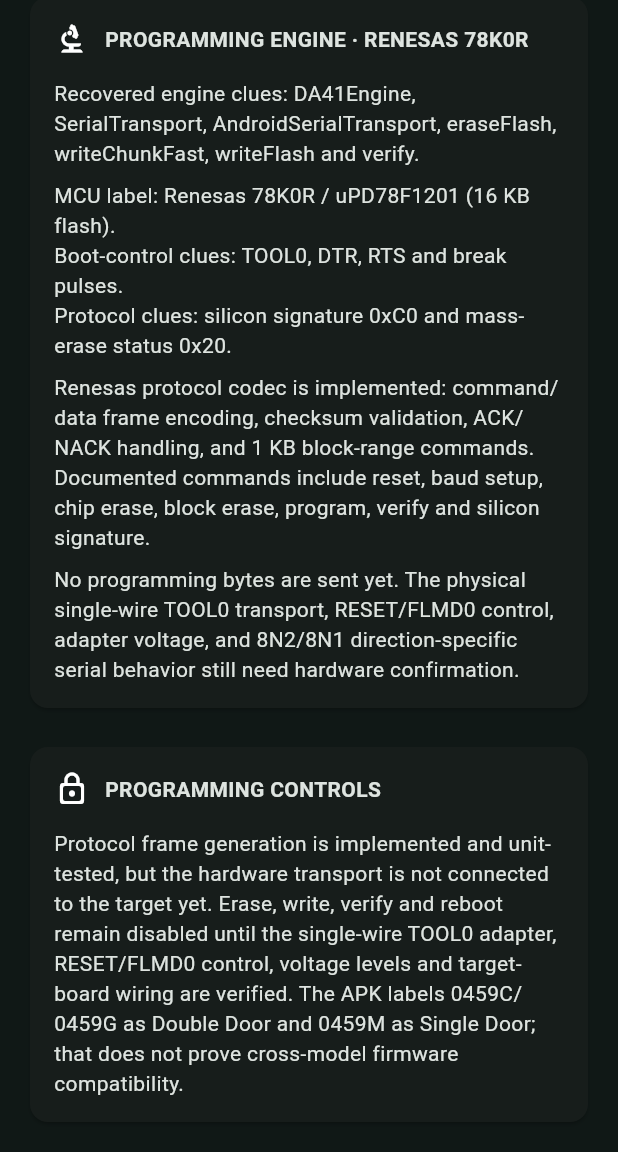
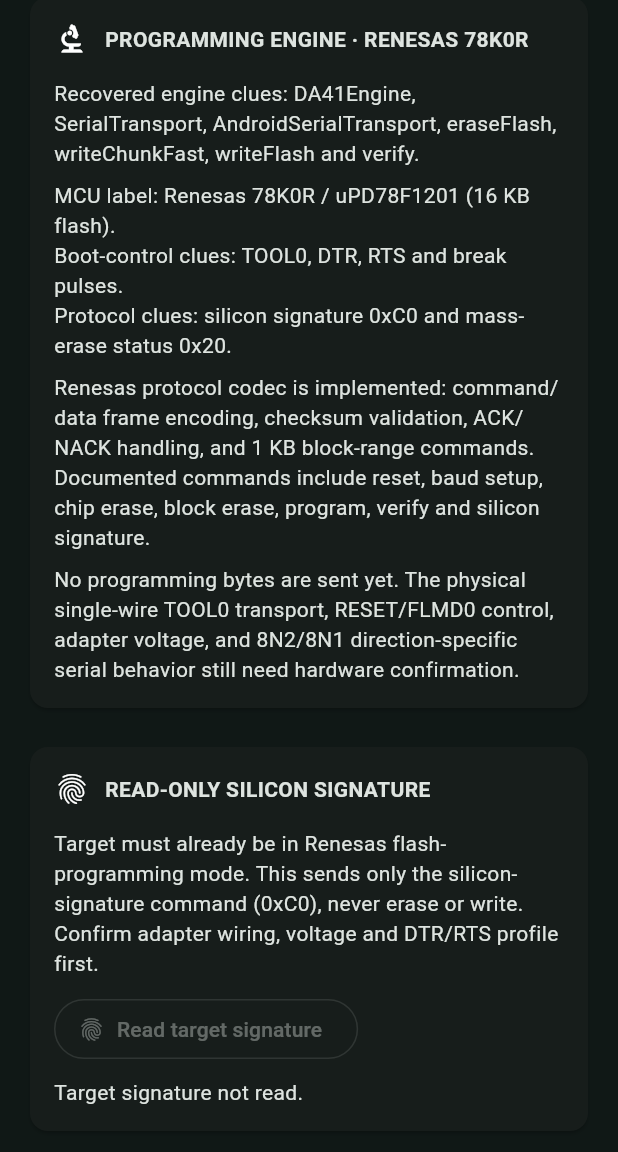
Before and after one commit to im-amane/Samsung-PCB-Programmer, a Flutter app: the screen it shows after launch, scrolled down 1507 dp, on a phone screen of 412 x 824 dp, the part 84-1236 px from its top. Run offline on Flutter 3.47's test engine with Material 3 defaults, Android fonts, the phone set to English and light mode, and no system bars; our stand-ins replace file_picker; missing offline and left inert: flutter_libserialport, usb_serial.

Commit message:
Add read-only Renesas silicon signature diagnostic

```diff
--- a/lib/main.dart
+++ b/lib/main.dart
@@ -11,6 +11,7 @@ import 'package:flutter_libserialport/flutter_libserialport.dart' as libserial;
 import 'firmware_validator.dart';
 import 'srecord_image.dart';
 import 'renesas_program_plan.dart';
+import 'renesas_protocol_session.dart';
 import 'renesas_serial_transport.dart';
 import 'renesas_usb_serial_transport.dart';
 
@@ -99,6 +100,8 @@ class _DashboardPageState extends State<DashboardPage> {
   bool receiveDtr = false;
   bool receiveRts = false;
   int usbBaudRate = 9600;
+  bool readingSignature = false;
+  String signatureMessage = 'Target signature not read.';
   String? connectedNativePath;
   List<String> nativePorts = [];
   UsbDevice? connectedDevice;
@@ -259,6 +262,45 @@ class _DashboardPageState extends State<DashboardPage> {
     await usb?.close();
     await current?.close();
     native?.close();
+  }
+
+  Future<void> _readSiliconSignature() async {
+    final transport = usbTransport;
+    if (transport == null) {
+      setState(() => signatureMessage = 'Connect an Android USB serial adapter first.');
+      return;
+    }
+    setState(() {
+      readingSignature = true;
+      signatureMessage = 'Waiting for the target signature response...';
+    });
+    try {
+      final session = RenesasProtocolSession(
+        channel: RenesasUsbWireChannel(transport),
+        timing: const RenesasSessionTiming(
+          interFrame: Duration.zero,
+          commandTimeout: Duration(seconds: 2),
+          dataTimeout: Duration(seconds: 2),
+        ),
+      );
+      final signature = await session.readSiliconSignature();
+      final deviceName = String.fromCharCodes(signature.sublist(9, 19)).trim();
+      final hex = signature
+          .map((byte) => byte.toRadixString(16).padLeft(2, '0'))
+          .join(' ')
+          .toUpperCase();
+      if (!mounted) return;
+      setState(() {
+        readingSignature = false;
+        signatureMessage = 'Read-only signature received: $deviceName · ${signature.length} bytes\\n$hex';
+      });
+    } catch (e) {
+      if (!mounted) return;
+      setState(() {
+        readingSignature = false;
+        signatureMessage = 'Signature read failed: $e';
+      });
+    }
   }
 
   Future<void> _importApk() async {
@@ -707,6 +749,27 @@ class _DashboardPageState extends State<DashboardPage> {
             ),
             const SizedBox(height: 18),
             _sectionCard(
+              icon: Icons.fingerprint_rounded,
+              title: 'READ-ONLY SILICON SIGNATURE',
+              child: Column(
+                crossAxisAlignment: CrossAxisAlignment.start,
+                children: [
+                  const Text('Target must already be in Renesas flash-programming mode. This sends only the silicon-signature command (0xC0), never erase or write. Confirm adapter wiring, voltage and DTR/RTS profile first.'),
+                  const SizedBox(height: 10),
+                  OutlinedButton.icon(
+                    onPressed: usbTransport == null || readingSignature
+                        ? null
+                        : _readSiliconSignature,
+                    icon: const Icon(Icons.fingerprint),
+                    label: Text(readingSignature ? 'Reading signature…' : 'Read target signature'),
+                  ),
+                  const SizedBox(height: 8),
+                  SelectableText(signatureMessage),
+                ],
+              ),
+            ),
+            const SizedBox(height: 18),
+            _sectionCard(
               icon: Icons.lock_outline_rounded,
               title: 'PROGRAMMING CONTROLS',
               child: const Text(
```
